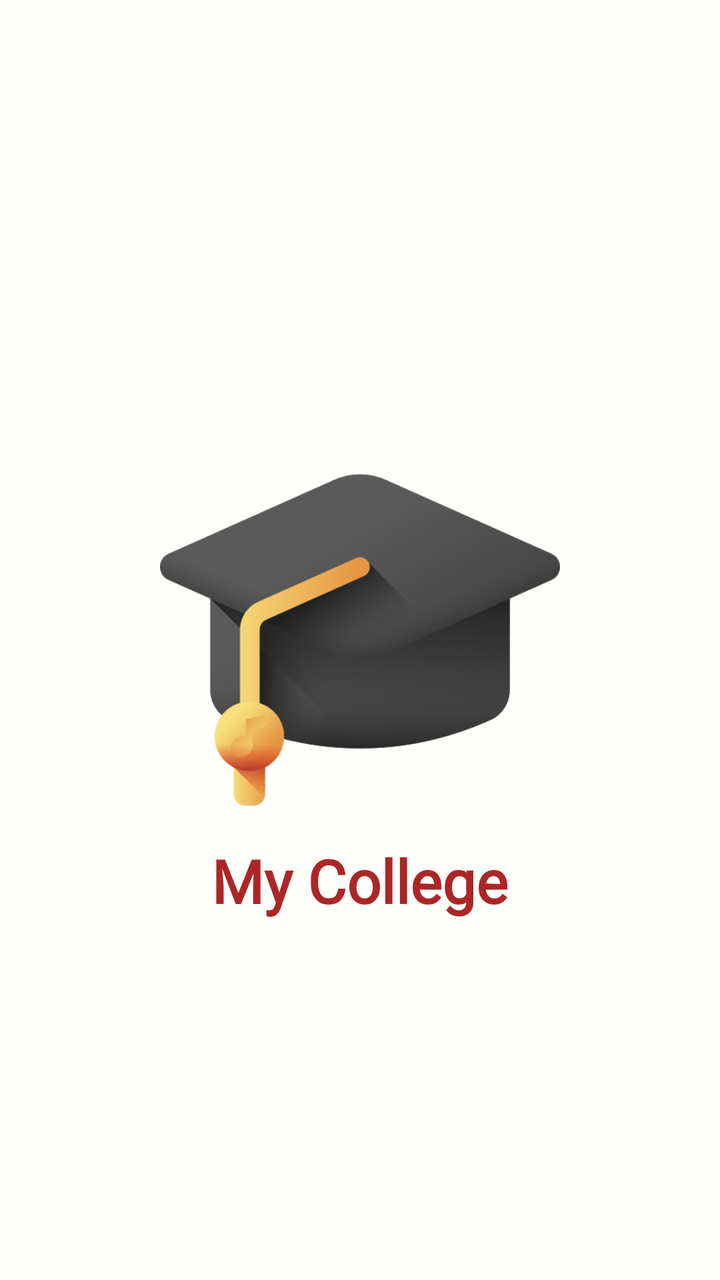
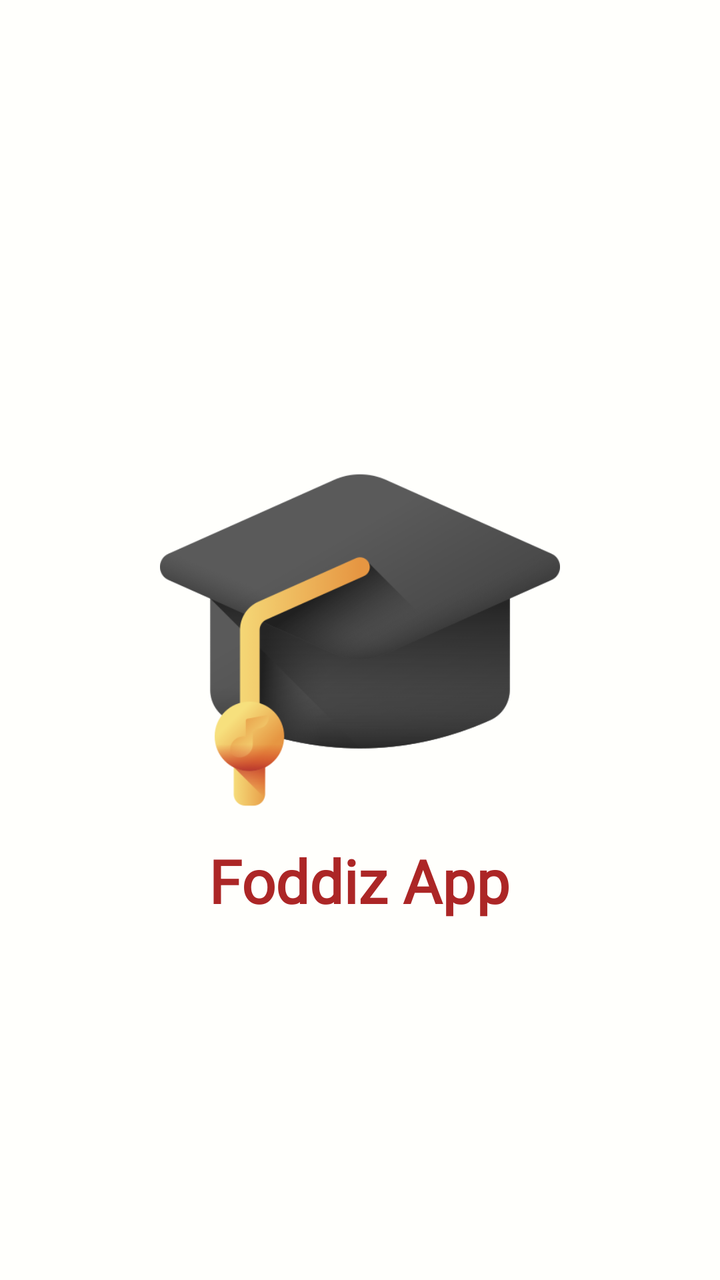

Compare the two renders of this Android layout. The source of the first and the diff that turns it into the second are given below.
<!-- AndroidManifest.xml: application theme Theme.MountreachIndustrailTrainingApp -->
<!-- res/layout/activity_splash.xml -->
<?xml version="1.0" encoding="utf-8"?>
<RelativeLayout
    xmlns:android="http://schemas.android.com/apk/res/android"
    xmlns:app="http://schemas.android.com/apk/res-auto"
    xmlns:tools="http://schemas.android.com/tools"
    android:id="@+id/main"
    android:layout_width="match_parent"
    android:layout_height="match_parent"
    tools:context=".SplashActivity"
    android:layout_gravity="center"
    android:background="@color/yellow">

    <ImageView

        android:layout_width="200dp"
        android:layout_height="200dp"
        android:id="@+id/ivSplashLogo"
        android:src="@drawable/app_logo_2_splash_screen"
        android:layout_centerInParent="true"
        >

    </ImageView>

    <TextView
        android:layout_width="wrap_content"
        android:layout_height="wrap_content"
        android:id="@+id/tvSplashTitle"
        android:text="My College"
        android:textColor="#AC2626"
        android:textSize="30sp"
        android:textStyle="bold"
        android:layout_below="@id/ivSplashLogo"
        android:layout_centerHorizontal="true"
        android:fontFamily="@font/abril_fatface">

    </TextView>






</RelativeLayout>
<!-- resources referenced by this layout -->
<resources>
  <color name="yellow">#FFFFFC</color>
  <!-- drawable app_logo_2_splash_screen: png bitmap (drawable, 36186 bytes) -->
  <style name="Theme.MountreachIndustrailTrainingApp" parent="Base.Theme.MountreachIndustrailTrainingApp" />
  <style name="Base.Theme.MountreachIndustrailTrainingApp" parent="Theme.Material3.DayNight.NoActionBar">
          
          
      </style>
</resources>

<!-- the commit's change to res/layout/activity_splash.xml (unified diff, before → after) -->
@@ -25,7 +25,7 @@
         android:layout_width="wrap_content"
         android:layout_height="wrap_content"
         android:id="@+id/tvSplashTitle"
-        android:text="My College"
+        android:text="Foddiz App"
         android:textColor="#AC2626"
         android:textSize="30sp"
         android:textStyle="bold"
